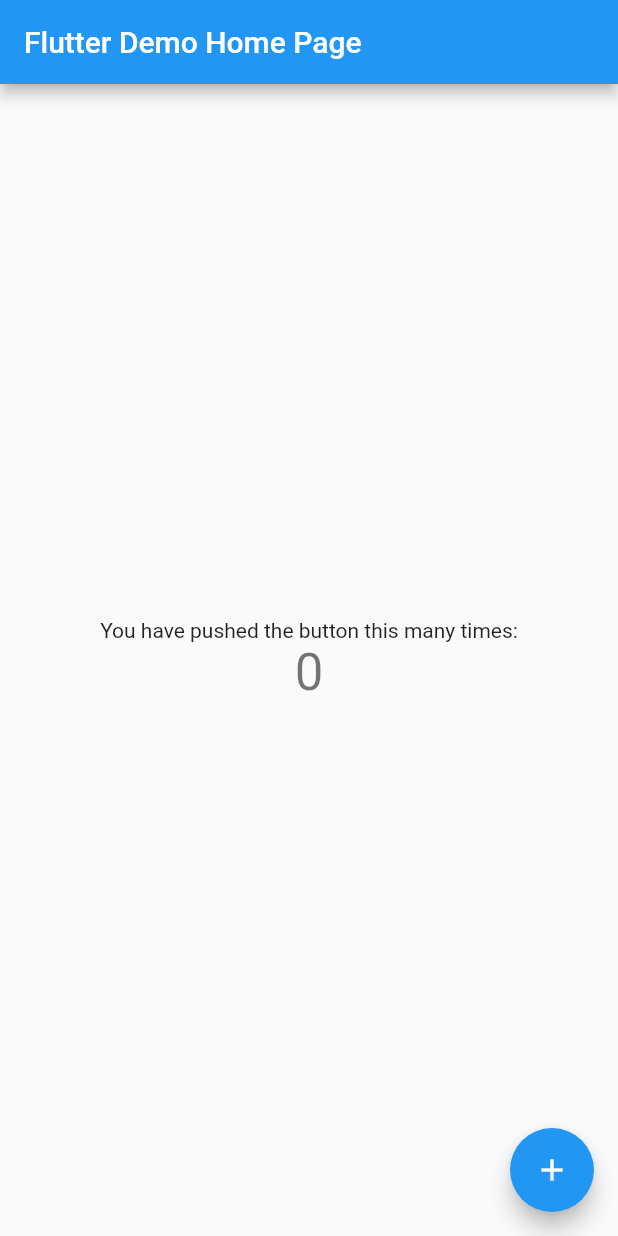
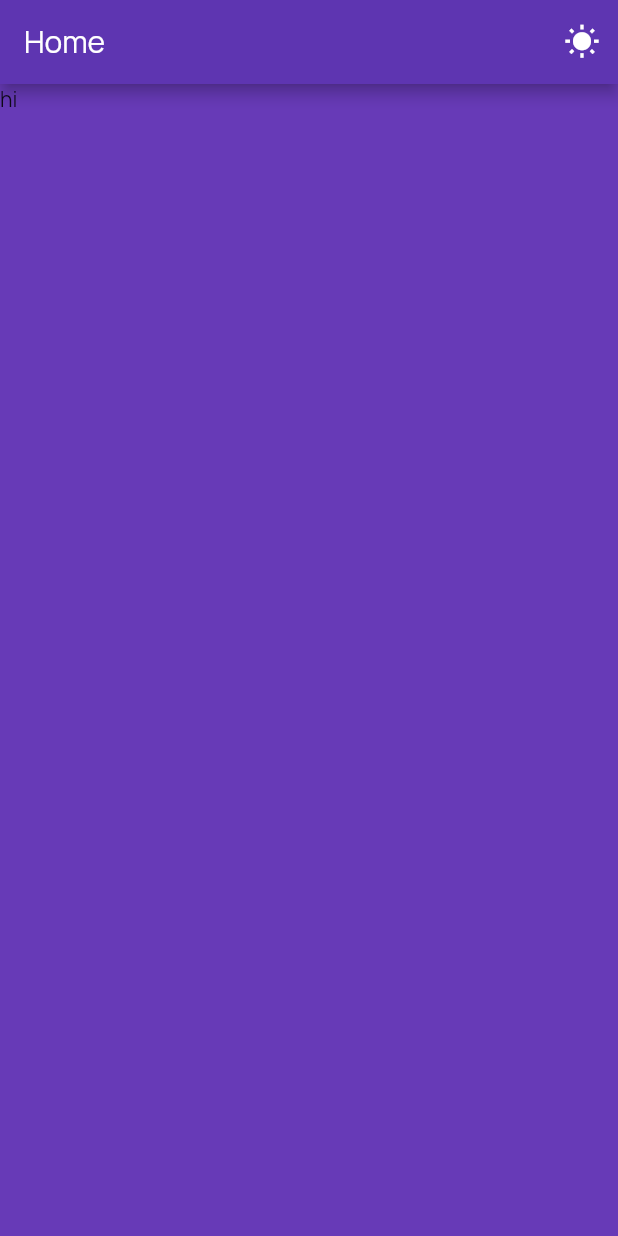
Before and after one commit to Tusharg1999/todo-audio, a Flutter app: the screen it shows after launch, on a phone screen of 412 x 824 dp. Run offline on Flutter 3.47's test engine with Material 2 defaults, Android fonts, the phone set to English and light mode, and no system bars.

Commit message:
Create dark and light theme for App

```diff
--- a/lib/main.dart
+++ b/lib/main.dart
@@ -1,117 +1,6 @@
 import 'package:flutter/material.dart';
+import './src/module/app.dart';
 
 void main() {
-  runApp(MyApp());
+  runApp(App());
 }
-
-class MyApp extends StatelessWidget {
-  // This widget is the root of your application.
-  @override
-  Widget build(BuildContext context) {
-    return MaterialApp(
-      title: 'Flutter Demo',
-      theme: ThemeData(
-        // This is the theme of your application.
-        //
-        // Try running your application with "flutter run". You'll see the
-        // application has a blue toolbar. Then, without quitting the app, try
-        // changing the primarySwatch below to Colors.green and then invoke
-        // "hot reload" (press "r" in the console where you ran "flutter run",
-        // or simply save your changes to "hot reload" in a Flutter IDE).
-        // Notice that the counter didn't reset back to zero; the application
-        // is not restarted.
-        primarySwatch: Colors.blue,
-        // This makes the visual density adapt to the platform that you run
-        // the app on. For desktop platforms, the controls will be smaller and
-        // closer together (more dense) than on mobile platforms.
-        visualDensity: VisualDensity.adaptivePlatformDensity,
-      ),
-      home: MyHomePage(title: 'Flutter Demo Home Page'),
-    );
-  }
-}
-
-class MyHomePage extends StatefulWidget {
-  MyHomePage({Key key, this.title}) : super(key: key);
-
-  // This widget is the home page of your application. It is stateful, meaning
-  // that it has a State object (defined below) that contains fields that affect
-  // how it looks.
-
-  // This class is the configuration for the state. It holds the values (in this
-  // case the title) provided by the parent (in this case the App widget) and
-  // used by the build method of the State. Fields in a Widget subclass are
-  // always marked "final".
-
-  final String title;
-
-  @override
-  _MyHomePageState createState() => _MyHomePageState();
-}
-
-class _MyHomePageState extends State<MyHomePage> {
-  int _counter = 0;
-
-  void _incrementCounter() {
-    setState(() {
-      // This call to setState tells the Flutter framework that something has
-      // changed in this State, which causes it to rerun the build method below
-      // so that the display can reflect the updated values. If we changed
-      // _counter without calling setState(), then the build method would not be
-      // called again, and so nothing would appear to happen.
-      _counter++;
-    });
-  }
-
-  @override
-  Widget build(BuildContext context) {
-    // This method is rerun every time setState is called, for instance as done
-    // by the _incrementCounter method above.
-    //
-    // The Flutter framework has been optimized to make rerunning build methods
-    // fast, so that you can just rebuild anything that needs updating rather
-    // than having to individually change instances of widgets.
-    return Scaffold(
-      appBar: AppBar(
-        // Here we take the value from the MyHomePage object that was created by
-        // the App.build method, and use it to set our appbar title.
-        title: Text(widget.title),
-      ),
-      body: Center(
-        // Center is a layout widget. It takes a single child and positions it
-        // in the middle of the parent.
-        child: Column(
-          // Column is also a layout widget. It takes a list of children and
-          // arranges them vertically. By default, it sizes itself to fit its
-          // children horizontally, and tries to be as tall as its parent.
-          //
-          // Invoke "debug painting" (press "p" in the console, choose the
-          // "Toggle Debug Paint" action from the Flutter Inspector in Android
-          // Studio, or the "Toggle Debug Paint" command in Visual Studio Code)
-          // to see the wireframe for each widget.
-          //
-          // Column has various properties to control how it sizes itself and
-          // how it positions its children. Here we use mainAxisAlignment to
-          // center the children vertically; the main axis here is the vertical
-          // axis because Columns are vertical (the cross axis would be
-          // horizontal).
-          mainAxisAlignment: MainAxisAlignment.center,
-          children: <Widget>[
-            Text(
-              'You have pushed the button this many times:',
-            ),
-            Text(
-              '$_counter',
-              style: Theme.of(context).textTheme.headline4,
-            ),
-          ],
-        ),
-      ),
-      floatingActionButton: FloatingActionButton(
-        onPressed: _incrementCounter,
-        tooltip: 'Increment',
-        child: Icon(Icons.add),
-      ), // This trailing comma makes auto-formatting nicer for build methods.
-    );
-  }
-}
--- /dev/null
+++ b/lib/src/config/theme.dart
@@ -0,0 +1,16 @@
+import 'package:flutter/material.dart';
+
+enum Themes { light, dark }
+
+class AppTheme {
+  static final ThemeData lightTheme = ThemeData(
+    fontFamily: "Manrope",
+    primaryColor: Colors.orange[400],
+    scaffoldBackgroundColor: Colors.white,
+  );
+  static final ThemeData darkTheme = ThemeData(
+    fontFamily: "Manrope",
+    primaryColor: Colors.deepPurple[600],
+    scaffoldBackgroundColor: Colors.deepPurple,
+  );
+}
--- /dev/null
+++ b/lib/src/module/app.dart
@@ -0,0 +1,17 @@
+import 'package:audio_todo/src/config/theme.dart';
+import 'package:audio_todo/src/module/home/home.dart';
+import 'package:flutter/material.dart';
+
+class App extends StatelessWidget {
+  int a = 0;
+  @override
+  Widget build(BuildContext context) {
+    return MaterialApp(
+      theme: AppTheme.lightTheme,
+      darkTheme: AppTheme.darkTheme,
+      themeMode: a == 0 ? ThemeMode.dark : ThemeMode.light,
+      debugShowCheckedModeBanner: false,
+      home: Home(),
+    );
+  }
+}
--- /dev/null
+++ b/lib/src/module/home/home.dart
@@ -0,0 +1,18 @@
+import 'package:flutter/material.dart';
+
+class Home extends StatelessWidget {
+  @override
+  Widget build(BuildContext context) {
+    return SafeArea(
+      child: Scaffold(
+        appBar: AppBar(
+          title: Text("Home"),
+          actions: [IconButton(icon: Icon(Icons.wb_sunny), onPressed: () {})],
+        ),
+        body: Container(
+          child: Text("hi"),
+        ),
+      ),
+    );
+  }
+}
```
Also changed, not shown: pubspec.yaml (+5 -56 lines), assets/fonts/Manrope-Regular.ttf (added), 1 other file.
